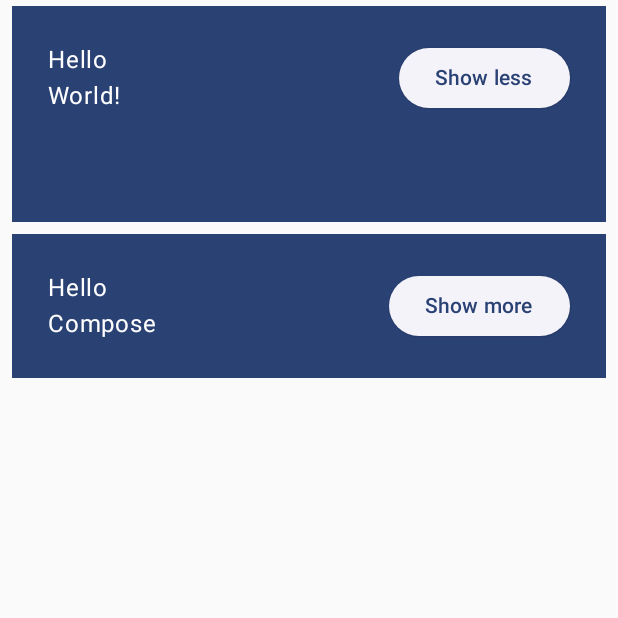
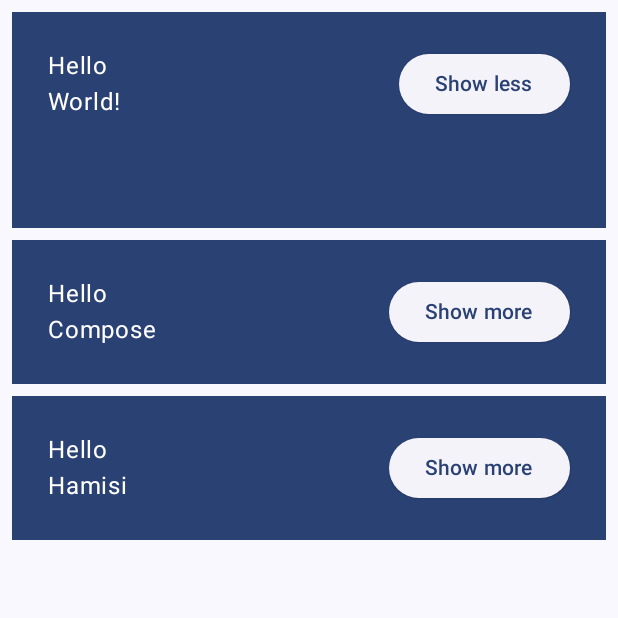
Before and after one commit to BrivaHamisi/Compose-Codelabs, an Android app built with Jetpack Compose: the screen it shows after launch (MainActivity), after a tap on "Show more", on a phone screen of 412 x 824 dp, the top half of it. Run offline under Robolectric (Android 15) with nearby library versions, the phone set to English and light mode, and no system bars; 1 other tap on this screen came first.

```diff
--- a/app/src/main/java/com/example/basiccodelabs/MainActivity.kt
+++ b/app/src/main/java/com/example/basiccodelabs/MainActivity.kt
@@ -3,29 +3,26 @@ package com.example.basiccodelabs
 import android.os.Bundle
 import androidx.activity.ComponentActivity
 import androidx.activity.compose.setContent
-import androidx.activity.enableEdgeToEdge
+import androidx.compose.foundation.layout.Arrangement
 import androidx.compose.foundation.layout.Column
 import androidx.compose.foundation.layout.Row
 import androidx.compose.foundation.layout.fillMaxSize
-import androidx.compose.foundation.layout.fillMaxWidth
 import androidx.compose.foundation.layout.padding
+import androidx.compose.material3.Button
 import androidx.compose.material3.ElevatedButton
 import androidx.compose.material3.MaterialTheme
-import androidx.compose.material3.Scaffold
 import androidx.compose.material3.Surface
 import androidx.compose.material3.Text
 import androidx.compose.runtime.Composable
+import androidx.compose.runtime.getValue
+import androidx.compose.runtime.mutableStateOf
+import androidx.compose.runtime.remember
+import androidx.compose.runtime.setValue
+import androidx.compose.ui.Alignment
 import androidx.compose.ui.Modifier
 import androidx.compose.ui.tooling.preview.Preview
 import androidx.compose.ui.unit.dp
 import com.example.basiccodelabs.ui.theme.BasicCodelabsTheme
-import androidx.compose.runtime.mutableStateOf
-import androidx.compose.runtime.remember
-import androidx.compose.foundation.layout.Arrangement
-import androidx.compose.material3.Button
-import androidx.compose.runtime.getValue
-import androidx.compose.runtime.setValue
-import androidx.compose.ui.Alignment
 
 class MainActivity : ComponentActivity() {
     override fun onCreate(savedInstanceState: Bundle?) {
@@ -37,9 +34,23 @@ class MainActivity : ComponentActivity() {
         }
     }
 }
+
 @Composable
-fun OnboardingScreen(modifier: Modifier){
+fun MyApp(modifier: Modifier = Modifier){
     var shouldShowOnboarding by remember { mutableStateOf(true) }
+
+    Surface(modifier) {
+        if (shouldShowOnboarding) {
+            OnboardingScreen(onContinueClicked = { shouldShowOnboarding = false })
+        } else {
+            Greetings(Modifier)
+        }
+    }
+}
+@Composable
+fun OnboardingScreen(
+    onContinueClicked: () -> Unit,
+    modifier: Modifier = Modifier){
 
     Column(
         modifier = modifier.fillMaxSize(),
@@ -49,7 +60,7 @@ fun OnboardingScreen(modifier: Modifier){
         Text("Welcome to the Basics Codelab!")
         Button(
             modifier =Modifier.padding(vertical = 24.dp),
-            onClick = { shouldShowOnboarding = false }
+            onClick = onContinueClicked
         ) {
             Text("Continue")
 
@@ -60,15 +71,15 @@ fun OnboardingScreen(modifier: Modifier){
 @Composable
 fun OnboardingPreview(){
     BasicCodelabsTheme {
-        OnboardingScreen(modifier = Modifier)
+        OnboardingScreen(onContinueClicked = { /*TODO*/ })
     }
 }
 
 @Composable
-fun MyApp(modifier: Modifier,
-          names: List<String> = listOf("World!", "Compose")
+private fun Greetings(modifier: Modifier,
+          names: List<String> = listOf("World!", "Compose", "Hamisi")
 ){
-    Column(modifier) {
+    Column(modifier=Modifier.padding(vertical = 4.dp)) {
         for (name in names){
             Greeting(name = name)
         }
@@ -78,8 +89,8 @@ fun MyApp(modifier: Modifier,
 
 @Composable
 fun Greeting(name: String, modifier: Modifier = Modifier) {
-    val expanded = remember { mutableStateOf(false) }
-    val extraPadding = if (expanded.value) 48.dp else 0.dp
+    var expanded by remember { mutableStateOf(false) }
+    val extraPadding = if (expanded) 48.dp else 0.dp
     Surface(
         color = MaterialTheme.colorScheme.primary,
         modifier = modifier.padding(vertical = 4.dp, horizontal = 8.dp)
@@ -93,8 +104,8 @@ fun Greeting(name: String, modifier: Modifier = Modifier) {
                 Text(text = "Hello")
                 Text(text = name)
             }
-            ElevatedButton(onClick = { expanded.value = !expanded.value }) {
-                Text((if (expanded.value) "Show less" else "Show more"))
+            ElevatedButton(onClick = { expanded = !expanded }) {
+                Text((if (expanded) "Show less" else "Show more"))
             }
         }
     }
@@ -105,6 +116,14 @@ fun Greeting(name: String, modifier: Modifier = Modifier) {
 @Composable
 fun GreetingPreview() {
     BasicCodelabsTheme {
-        MyApp(modifier = Modifier)
+        Greetings(modifier = Modifier)
     }
 }
+
+@Preview
+@Composable
+fun MyAppPreview() {
+    BasicCodelabsTheme {
+        MyApp(Modifier.fillMaxSize())
+    }
+}
```
